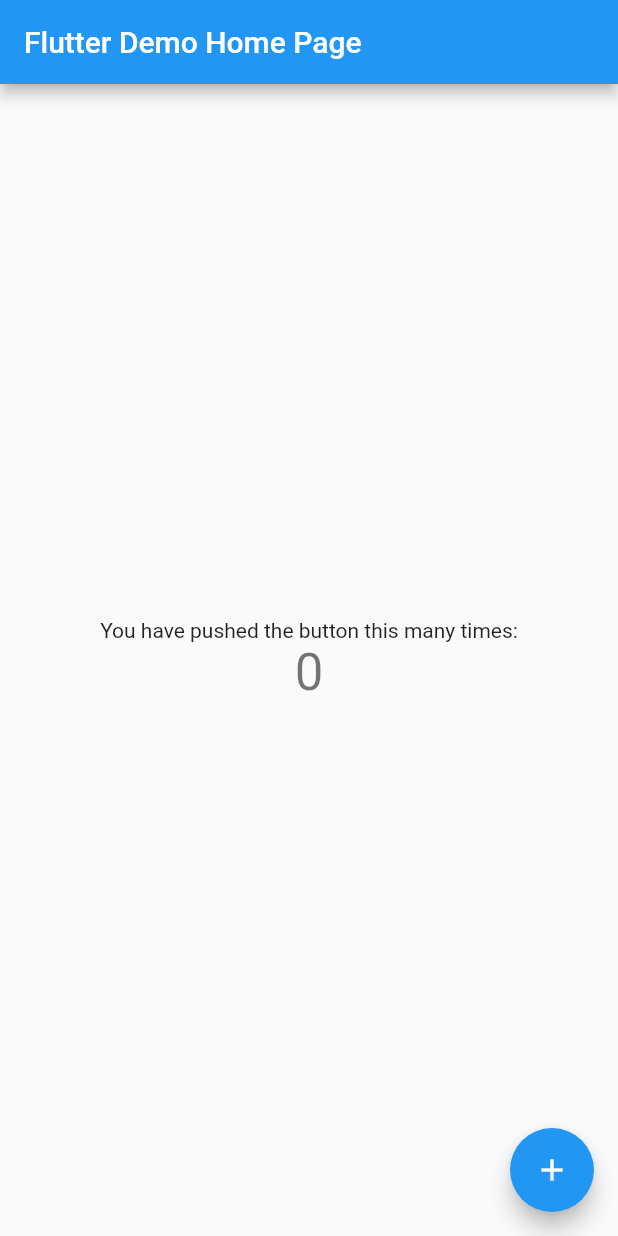
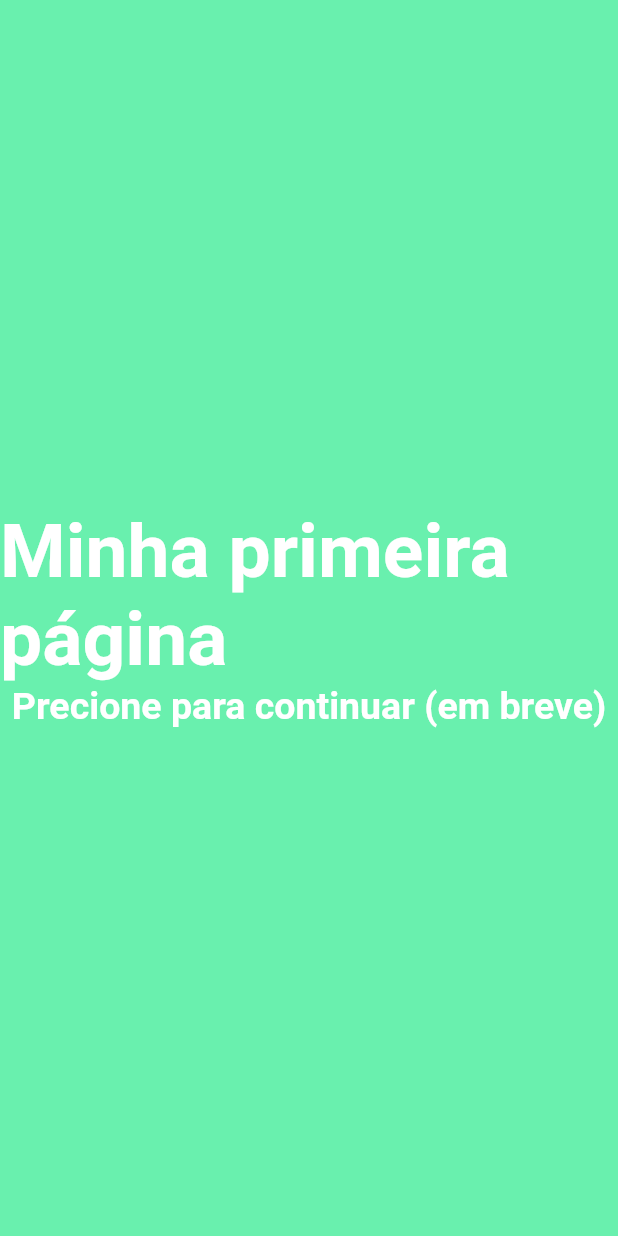
Before and after one commit to hjJunior/Quiz-app-in-flutter, a Flutter app: the screen it shows after launch, on a phone screen of 412 x 824 dp. Run offline on Flutter 3.47's test engine with Material 2 defaults, Android fonts, the phone set to English and light mode, and no system bars.

Commit message:
Primeira página

```diff
--- a/project/lib/main.dart
+++ b/project/lib/main.dart
@@ -1,109 +1,9 @@
 import 'package:flutter/material.dart';
 
-void main() => runApp(new MyApp());
+import './pages/landing.dart';
 
-class MyApp extends StatelessWidget {
-  // This widget is the root of your application.
-  @override
-  Widget build(BuildContext context) {
-    return new MaterialApp(
-      title: 'Flutter Demo',
-      theme: new ThemeData(
-        // This is the theme of your application.
-        //
-        // Try running your application with "flutter run". You'll see the
-        // application has a blue toolbar. Then, without quitting the app, try
-        // changing the primarySwatch below to Colors.green and then invoke
-        // "hot reload" (press "r" in the console where you ran "flutter run",
-        // or press Run > Flutter Hot Reload in IntelliJ). Notice that the
-        // counter didn't reset back to zero; the application is not restarted.
-        primarySwatch: Colors.blue,
-      ),
-      home: new MyHomePage(title: 'Flutter Demo Home Page'),
-    );
-  }
+void main(){
+  runApp(new MaterialApp(
+    home: new Landing(),
+  ));
 }
-
-class MyHomePage extends StatefulWidget {
-  MyHomePage({Key key, this.title}) : super(key: key);
-
-  // This widget is the home page of your application. It is stateful, meaning
-  // that it has a State object (defined below) that contains fields that affect
-  // how it looks.
-
-  // This class is the configuration for the state. It holds the values (in this
-  // case the title) provided by the parent (in this case the App widget) and
-  // used by the build method of the State. Fields in a Widget subclass are
-  // always marked "final".
-
-  final String title;
-
-  @override
-  _MyHomePageState createState() => new _MyHomePageState();
-}
-
-class _MyHomePageState extends State<MyHomePage> {
-  int _counter = 0;
-
-  void _incrementCounter() {
-    setState(() {
-      // This call to setState tells the Flutter framework that something has
-      // changed in this State, which causes it to rerun the build method below
-      // so that the display can reflect the updated values. If we changed
-      // _counter without calling setState(), then the build method would not be
-      // called again, and so nothing would appear to happen.
-      _counter++;
-    });
-  }
-
-  @override
-  Widget build(BuildContext context) {
-    // This method is rerun every time setState is called, for instance as done
-    // by the _incrementCounter method above.
-    //
-    // The Flutter framework has been optimized to make rerunning build methods
-    // fast, so that you can just rebuild anything that needs updating rather
-    // than having to individually change instances of widgets.
-    return new Scaffold(
-      appBar: new AppBar(
-        // Here we take the value from the MyHomePage object that was created by
-        // the App.build method, and use it to set our appbar title.
-        title: new Text(widget.title),
-      ),
-      body: new Center(
-        // Center is a layout widget. It takes a single child and positions it
-        // in the middle of the parent.
-        child: new Column(
-          // Column is also layout widget. It takes a list of children and
-          // arranges them vertically. By default, it sizes itself to fit its
-          // children horizontally, and tries to be as tall as its parent.
-          //
-          // Invoke "debug paint" (press "p" in the console where you ran
-          // "flutter run", or select "Toggle Debug Paint" from the Flutter tool
-          // window in IntelliJ) to see the wireframe for each widget.
-          //
-          // Column has various properties to control how it sizes itself and
-          // how it positions its children. Here we use mainAxisAlignment to
-          // center the children vertically; the main axis here is the vertical
-          // axis because Columns are vertical (the cross axis would be
-          // horizontal).
-          mainAxisAlignment: MainAxisAlignment.center,
-          children: <Widget>[
-            new Text(
-              'You have pushed the button this many times:',
-            ),
-            new Text(
-              '$_counter',
-              style: Theme.of(context).textTheme.display1,
-            ),
-          ],
-        ),
-      ),
-      floatingActionButton: new FloatingActionButton(
-        onPressed: _incrementCounter,
-        tooltip: 'Increment',
-        child: new Icon(Icons.add),
-      ), // This trailing comma makes auto-formatting nicer for build methods.
-    );
-  }
-}
--- /dev/null
+++ b/project/lib/pages/landing.dart
@@ -0,0 +1,20 @@
+import 'package:flutter/material.dart';
+
+class Landing extends StatelessWidget {
+  @override
+  Widget build(BuildContext context){
+    return new Material(
+      color: Colors.greenAccent,
+      child: new InkWell(
+        onTap: () => print("We tappped the page!"),
+        child: new Column(
+          mainAxisAlignment: MainAxisAlignment.center,
+          children: <Widget>[
+            new Text("Minha primeira página", style: new TextStyle(color: Colors.white, fontSize: 50.0, fontWeight: FontWeight.bold),),
+            new Text("Precione para continuar (em breve)", style: new TextStyle(color: Colors.white, fontSize: 25.0, fontWeight: FontWeight.bold),)
+          ],
+        ),
+      ),
+    );
+  }
+}
```
